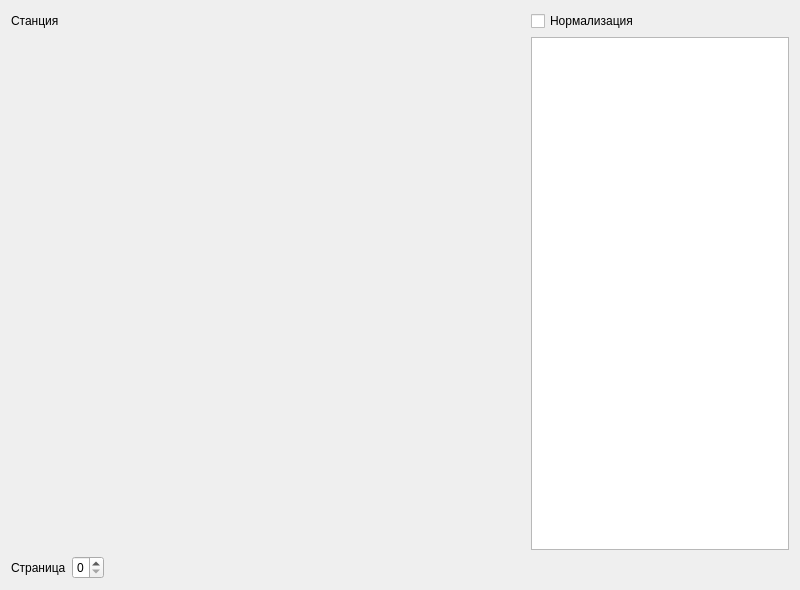
First picture: the form in forms/dlgtsinfo.ui, repository eugene-pa/armdncqt, before the edit.
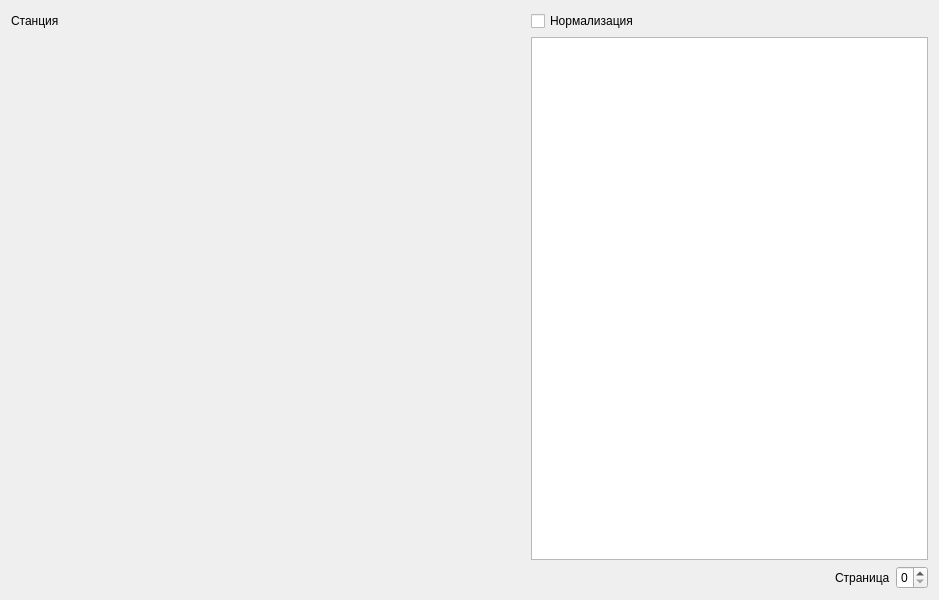
Second picture: the form after the edit. Custom widgets are drawn as their Qt base class.

The edit to the form file:
```diff
--- a/forms/dlgtsinfo.ui
+++ b/forms/dlgtsinfo.ui
@@ -6,14 +6,14 @@
    <rect>
     <x>0</x>
     <y>0</y>
-    <width>800</width>
-    <height>590</height>
+    <width>939</width>
+    <height>600</height>
    </rect>
   </property>
   <property name="minimumSize">
    <size>
     <width>800</width>
-    <height>590</height>
+    <height>600</height>
    </size>
   </property>
   <property name="maximumSize">
@@ -25,41 +25,10 @@
   <property name="windowTitle">
    <string>Состояние сигналов ТС</string>
   </property>
-  <layout class="QFormLayout" name="formLayout">
-   <item row="1" column="0">
-    <widget class="TsStatusWidget" name="widgetTs" native="true">
-     <property name="minimumSize">
-      <size>
-       <width>514</width>
-       <height>514</height>
-      </size>
-     </property>
-    </widget>
-   </item>
-   <item row="1" column="1">
-    <widget class="QTableWidget" name="tableWidget"/>
-   </item>
-   <item row="4" column="0">
-    <layout class="QHBoxLayout" name="horizontalLayout">
-     <item>
-      <widget class="QLabel" name="label">
-       <property name="text">
-        <string>Страница</string>
-       </property>
-      </widget>
-     </item>
-     <item>
-      <widget class="QSpinBox" name="spinBox">
-       <property name="maximumSize">
-        <size>
-         <width>32</width>
-         <height>16777215</height>
-        </size>
-       </property>
-      </widget>
-     </item>
-    </layout>
-   </item>
+  <property name="sizeGripEnabled">
+   <bool>false</bool>
+  </property>
+  <layout class="QGridLayout" name="gridLayout">
    <item row="0" column="0">
     <widget class="QLabel" name="labelSt">
      <property name="sizePolicy">
@@ -92,6 +61,87 @@
      </property>
     </widget>
    </item>
+   <item row="1" column="0" rowspan="2">
+    <widget class="TsStatusWidget" name="widgetTs" native="true">
+     <property name="minimumSize">
+      <size>
+       <width>514</width>
+       <height>514</height>
+      </size>
+     </property>
+     <property name="maximumSize">
+      <size>
+       <width>514</width>
+       <height>514</height>
+      </size>
+     </property>
+     <property name="contextMenuPolicy">
+      <enum>Qt::ActionsContextMenu</enum>
+     </property>
+    </widget>
+   </item>
+   <item row="1" column="1">
+    <widget class="QTableWidget" name="tableWidget">
+     <property name="sizePolicy">
+      <sizepolicy hsizetype="Expanding" vsizetype="Expanding">
+       <horstretch>0</horstretch>
+       <verstretch>0</verstretch>
+      </sizepolicy>
+     </property>
+     <property name="minimumSize">
+      <size>
+       <width>300</width>
+       <height>0</height>
+      </size>
+     </property>
+    </widget>
+   </item>
+   <item row="2" column="1">
+    <layout class="QHBoxLayout" name="horizontalLayout" stretch="0,0,0">
+     <property name="sizeConstraint">
+      <enum>QLayout::SetDefaultConstraint</enum>
+     </property>
+     <property name="leftMargin">
+      <number>0</number>
+     </property>
+     <property name="topMargin">
+      <number>0</number>
+     </property>
+     <item>
+      <spacer name="horizontalSpacer">
+       <property name="orientation">
+        <enum>Qt::Horizontal</enum>
+       </property>
+       <property name="sizeHint" stdset="0">
+        <size>
+         <width>40</width>
+         <height>20</height>
+        </size>
+       </property>
+      </spacer>
+     </item>
+     <item>
+      <widget class="QLabel" name="label">
+       <property name="layoutDirection">
+        <enum>Qt::LeftToRight</enum>
+       </property>
+       <property name="text">
+        <string>Страница</string>
+       </property>
+      </widget>
+     </item>
+     <item>
+      <widget class="QSpinBox" name="spinBox">
+       <property name="maximumSize">
+        <size>
+         <width>32</width>
+         <height>16777215</height>
+        </size>
+       </property>
+      </widget>
+     </item>
+    </layout>
+   </item>
   </layout>
  </widget>
  <customwidgets>
```
